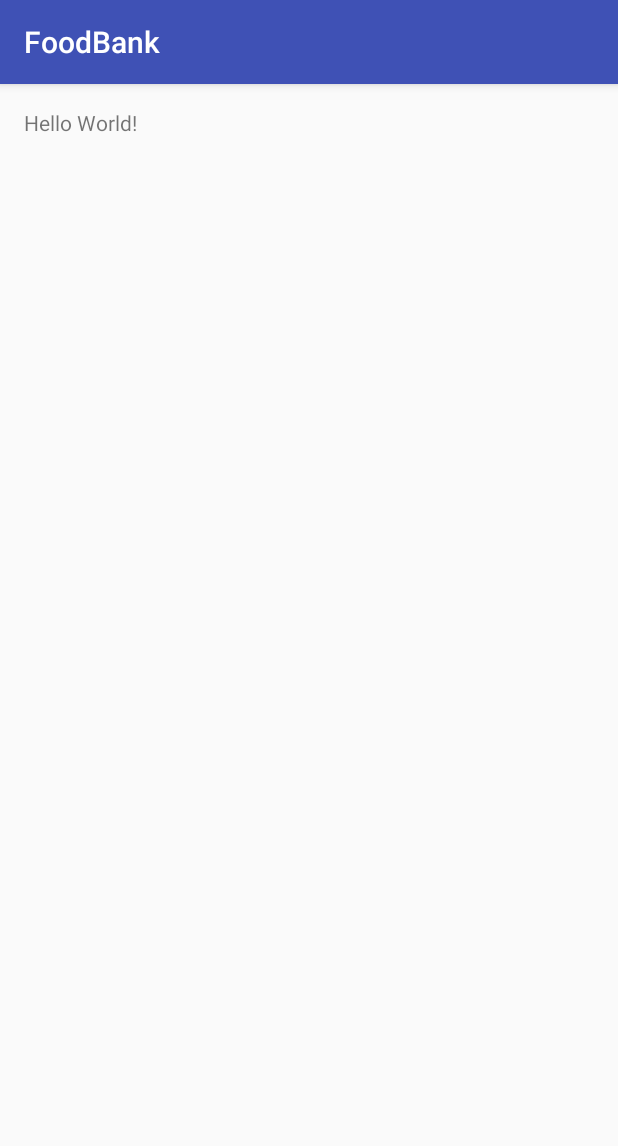
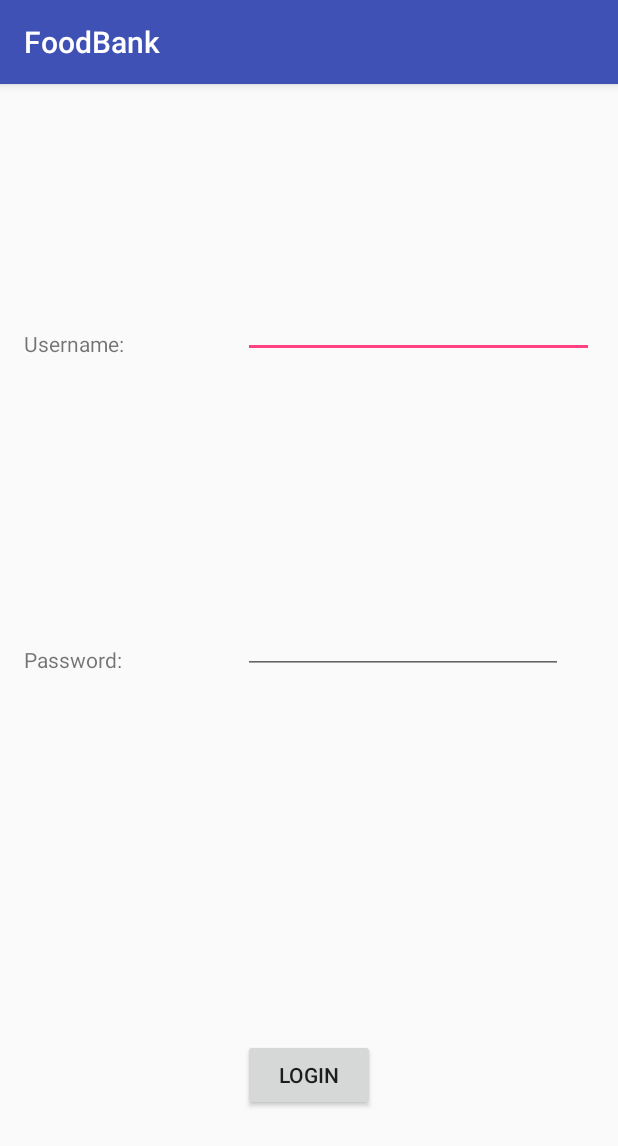
Before and after one commit to triplemzim/FoodBank, an Android app: the screen it shows after launch (MainActivity), on a phone screen of 412 x 824 dp. Shown: the top 1146 px of the screen. Run offline under Robolectric (Android 15) with nearby library versions, the light colour scheme and no system bars.

Commit message:
Almost there

```diff
--- a/app/src/main/AndroidManifest.xml
+++ b/app/src/main/AndroidManifest.xml
@@ -15,6 +15,9 @@
                 <category android:name="android.intent.category.LAUNCHER" />
             </intent-filter>
         </activity>
+        <activity android:name=".HotelList" />
+        <activity android:name=".MenuList" />
+        <activity android:name=".Cart"></activity>
     </application>
 
 </manifest>
--- a/app/src/main/java/triplemzimindustries/foodbank/MainActivity.java
+++ b/app/src/main/java/triplemzimindustries/foodbank/MainActivity.java
@@ -1,13 +1,26 @@
 package triplemzimindustries.foodbank;
 
+import android.content.Intent;
 import android.support.v7.app.AppCompatActivity;
 import android.os.Bundle;
+import android.view.View;
+import android.widget.Button;
+import android.widget.EditText;
 
 public class MainActivity extends AppCompatActivity {
 
+    Button login;
+    EditText usrName,Passwd;
     @Override
     protected void onCreate(Bundle savedInstanceState) {
         super.onCreate(savedInstanceState);
         setContentView(R.layout.activity_main);
+        usrName = (EditText)findViewById(R.id.editTextUser);
+        Passwd = (EditText) findViewById(R.id.editTextPasswd);
+        login = (Button) findViewById(R.id.btnLogin);
+    }
+    public void check_authorization(View view){
+        Intent I = new Intent(MainActivity.this,HotelList.class);
+        startActivity(I);
     }
 }
--- a/app/src/main/res/layout/activity_main.xml
+++ b/app/src/main/res/layout/activity_main.xml
@@ -9,8 +9,53 @@
     android:paddingTop="@dimen/activity_vertical_margin"
     tools:context="triplemzimindustries.foodbank.MainActivity">
 
+    <Button
+        android:layout_width="wrap_content"
+        android:layout_height="wrap_content"
+        android:text="Login"
+        android:id="@+id/btnLogin"
+        android:layout_alignParentBottom="true"
+        android:layout_centerHorizontal="true"
+        android:layout_marginBottom="67dp"
+        android:onClick="check_authorization"/>
+
     <TextView
         android:layout_width="wrap_content"
         android:layout_height="wrap_content"
-        android:text="Hello World!" />
+        android:text="Username: "
+        android:id="@+id/btnUser"
+        android:layout_alignParentTop="true"
+        android:layout_alignParentLeft="true"
+        android:layout_alignParentStart="true"
+        android:layout_marginTop="147dp" />
+
+    <EditText
+        android:layout_width="wrap_content"
+        android:layout_height="wrap_content"
+        android:id="@+id/editTextUser"
+        android:layout_alignBottom="@+id/btnUser"
+        android:layout_alignLeft="@+id/btnLogin"
+        android:layout_alignStart="@+id/btnLogin"
+        android:layout_alignParentRight="true"
+        android:layout_alignParentEnd="true" />
+
+    <TextView
+        android:layout_width="wrap_content"
+        android:layout_height="wrap_content"
+        android:text="Password: "
+        android:id="@+id/textView2"
+        android:layout_centerVertical="true"
+        android:layout_alignParentLeft="true"
+        android:layout_alignParentStart="true" />
+
+    <EditText
+        android:layout_width="wrap_content"
+        android:layout_height="wrap_content"
+        android:inputType="textPassword"
+        android:ems="10"
+        android:id="@+id/editTextPasswd"
+        android:layout_alignBottom="@+id/textView2"
+        android:layout_alignLeft="@+id/editTextUser"
+        android:layout_alignStart="@+id/editTextUser" />
+
 </RelativeLayout>
```
Also changed, not shown: app/src/main/java/triplemzimindustries/foodbank/Cart.java (added, +36 -0 lines), app/src/main/java/triplemzimindustries/foodbank/HotelList.java (added, +50 -0 lines), app/src/main/java/triplemzimindustries/foodbank/MenuList.java (added, +49 -0 lines), app/src/main/res/layout/activity_cart.xml (added, +54 -0 lines), app/src/main/res/layout/activity_hotel_list.xml (added, +32 -0 lines), app/src/main/res/layout/activity_menu_list.xml (added, +29 -0 lines), app/src/main/res/layout/lvlayout.xml (added, +21 -0 lines), app/src/main/res/layout/menulayout.xml (added, +14 -0 lines), app/src/main/res/drawable/cart.png (added), app/src/main/res/drawable/checkout.png (added), app/src/main/res/drawable/restaurant.png (added).
